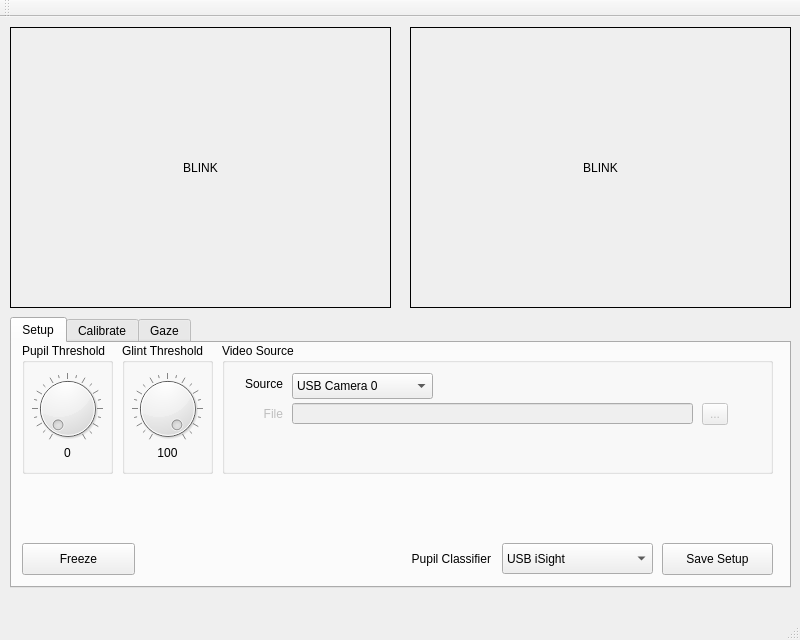
First picture: the form in mrgaze/gui/MrGaze/mrgaze.ui, repository jmtyszka/mrgaze, before the edit.
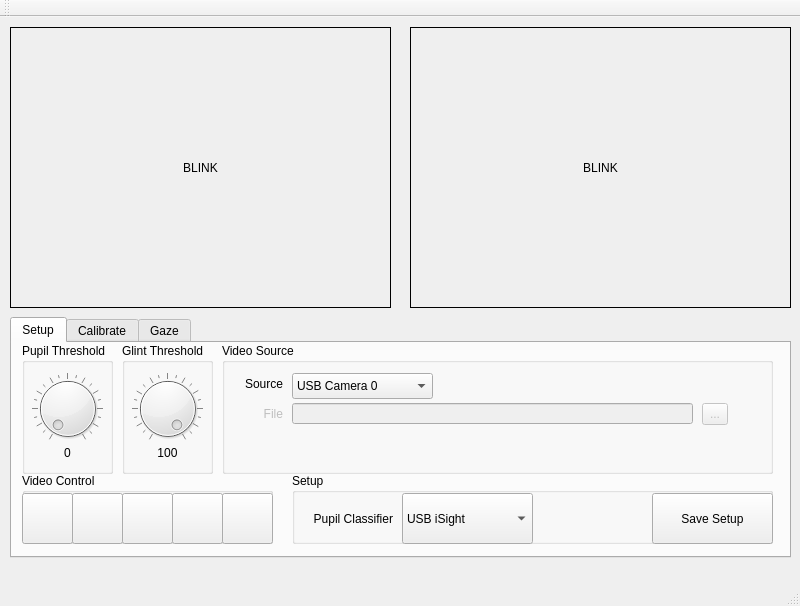
Second picture: the form after the edit. Icons and pictures are not drawn.

Commit message: Push before branch switch

```diff
--- a/mrgaze/gui/MrGaze/mrgaze.ui
+++ b/mrgaze/gui/MrGaze/mrgaze.ui
@@ -7,7 +7,7 @@
     <x>0</x>
     <y>0</y>
     <width>800</width>
-    <height>640</height>
+    <height>606</height>
    </rect>
   </property>
   <property name="windowTitle">
@@ -20,7 +20,7 @@
       <x>10</x>
       <y>300</y>
       <width>781</width>
-      <height>271</height>
+      <height>241</height>
      </rect>
     </property>
     <property name="currentIndex">
@@ -30,82 +30,7 @@
      <attribute name="title">
       <string>Setup</string>
      </attribute>
-     <widget class="QComboBox" name="comboBox">
-      <property name="geometry">
-       <rect>
-        <x>490</x>
-        <y>200</y>
-        <width>151</width>
-        <height>31</height>
-       </rect>
-      </property>
-      <item>
-       <property name="text">
-        <string>USB iSight</string>
-       </property>
-      </item>
-      <item>
-       <property name="text">
-        <string>USB xiQ</string>
-       </property>
-      </item>
-      <item>
-       <property name="text">
-        <string>USB Thorlabs</string>
-       </property>
-      </item>
-      <item>
-       <property name="text">
-        <string>File</string>
-       </property>
-      </item>
-     </widget>
-     <widget class="QPushButton" name="pushButton">
-      <property name="geometry">
-       <rect>
-        <x>650</x>
-        <y>200</y>
-        <width>111</width>
-        <height>32</height>
-       </rect>
-      </property>
-      <property name="text">
-       <string>Save Setup</string>
-      </property>
-     </widget>
-     <widget class="QLabel" name="label">
-      <property name="geometry">
-       <rect>
-        <x>388</x>
-        <y>205</y>
-        <width>91</width>
-        <height>21</height>
-       </rect>
-      </property>
-      <property name="text">
-       <string>Pupil Classifier</string>
-      </property>
-      <property name="alignment">
-       <set>Qt::AlignRight|Qt::AlignTrailing|Qt::AlignVCenter</set>
-      </property>
-     </widget>
-     <widget class="QPushButton" name="pushButton_2">
-      <property name="geometry">
-       <rect>
-        <x>10</x>
-        <y>200</y>
-        <width>113</width>
-        <height>32</height>
-       </rect>
-      </property>
-      <property name="text">
-       <string>Freeze</string>
-      </property>
-      <property name="flat">
-       <bool>false</bool>
-      </property>
-     </widget>
-     <widget class="QGroupBox" name="groupBox">
+     <widget class="QGroupBox" name="pupilThresholdGroup">
       <property name="geometry">
        <rect>
         <x>10</x>
@@ -314,6 +239,229 @@
        </property>
       </widget>
      </widget>
+     <widget class="QGroupBox" name="videoControlsBox">
+      <property name="geometry">
+       <rect>
+        <x>10</x>
+        <y>130</y>
+        <width>251</width>
+        <height>71</height>
+       </rect>
+      </property>
+      <property name="title">
+       <string>Video Control</string>
+      </property>
+      <widget class="QPushButton" name="playButton">
+       <property name="geometry">
+        <rect>
+         <x>100</x>
+         <y>20</y>
+         <width>51</width>
+         <height>51</height>
+        </rect>
+       </property>
+       <property name="text">
+        <string/>
+       </property>
+       <property name="icon">
+        <iconset resource="icons.qrc">
+         <normaloff>:/icons/Pause.png</normaloff>
+         <normalon>:/icons/Play.png</normalon>:/icons/Pause.png</iconset>
+       </property>
+       <property name="iconSize">
+        <size>
+         <width>32</width>
+         <height>32</height>
+        </size>
+       </property>
+       <property name="checkable">
+        <bool>true</bool>
+       </property>
+      </widget>
+      <widget class="QPushButton" name="restartButton">
+       <property name="geometry">
+        <rect>
+         <x>0</x>
+         <y>20</y>
+         <width>51</width>
+         <height>51</height>
+        </rect>
+       </property>
+       <property name="text">
+        <string/>
+       </property>
+       <property name="icon">
+        <iconset resource="icons.qrc">
+         <normaloff>:/icons/Restart.png</normaloff>
+         <normalon>:/icons/Restart.png</normalon>:/icons/Restart.png</iconset>
+       </property>
+       <property name="iconSize">
+        <size>
+         <width>32</width>
+         <height>32</height>
+        </size>
+       </property>
+       <property name="checkable">
+        <bool>false</bool>
+       </property>
+      </widget>
+      <widget class="QPushButton" name="rewindButton">
+       <property name="geometry">
+        <rect>
+         <x>50</x>
+         <y>20</y>
+         <width>51</width>
+         <height>51</height>
+        </rect>
+       </property>
+       <property name="text">
+        <string/>
+       </property>
+       <property name="icon">
+        <iconset resource="icons.qrc">
+         <normaloff>:/icons/Rewind.png</normaloff>
+         <normalon>:/icons/Rewind.png</normalon>:/icons/Rewind.png</iconset>
+       </property>
+       <property name="iconSize">
+        <size>
+         <width>32</width>
+         <height>32</height>
+        </size>
+       </property>
+       <property name="checkable">
+        <bool>true</bool>
+       </property>
+       <property name="autoRepeat">
+        <bool>false</bool>
+       </property>
+      </widget>
+      <widget class="QPushButton" name="fastforwardButton">
+       <property name="geometry">
+        <rect>
+         <x>150</x>
+         <y>20</y>
+         <width>51</width>
+         <height>51</height>
+        </rect>
+       </property>
+       <property name="text">
+        <string/>
+       </property>
+       <property name="icon">
+        <iconset resource="icons.qrc">
+         <normaloff>:/icons/FastForward.png</normaloff>
+         <normalon>:/icons/FastForward.png</normalon>:/icons/FastForward.png</iconset>
+       </property>
+       <property name="iconSize">
+        <size>
+         <width>32</width>
+         <height>32</height>
+        </size>
+       </property>
+       <property name="checkable">
+        <bool>true</bool>
+       </property>
+      </widget>
+      <widget class="QPushButton" name="toEndButton">
+       <property name="geometry">
+        <rect>
+         <x>200</x>
+         <y>20</y>
+         <width>51</width>
+         <height>51</height>
+        </rect>
+       </property>
+       <property name="text">
+        <string/>
+       </property>
+       <property name="icon">
+        <iconset resource="icons.qrc">
+         <normaloff>:/icons/ToEnd.png</normaloff>
+         <normalon>:/icons/ToEnd.png</normalon>:/icons/ToEnd.png</iconset>
+       </property>
+       <property name="iconSize">
+        <size>
+         <width>32</width>
+         <height>32</height>
+        </size>
+       </property>
+       <property name="checkable">
+        <bool>false</bool>
+       </property>
+      </widget>
+     </widget>
+     <widget class="QGroupBox" name="groupBox">
+      <property name="geometry">
+       <rect>
+        <x>280</x>
+        <y>130</y>
+        <width>481</width>
+        <height>71</height>
+       </rect>
+      </property>
+      <property name="title">
+       <string>Setup</string>
+      </property>
+      <widget class="QPushButton" name="saveSetupButton">
+       <property name="geometry">
+        <rect>
+         <x>360</x>
+         <y>20</y>
+         <width>121</width>
+         <height>51</height>
+        </rect>
+       </property>
+       <property name="text">
+        <string>Save Setup</string>
+       </property>
+      </widget>
+      <widget class="QComboBox" name="comboBox">
+       <property name="geometry">
+        <rect>
+         <x>110</x>
+         <y>20</y>
+         <width>131</width>
+         <height>51</height>
+        </rect>
+       </property>
+       <item>
+        <property name="text">
+         <string>USB iSight</string>
+        </property>
+       </item>
+       <item>
+        <property name="text">
+         <string>USB xiQ</string>
+        </property>
+       </item>
+       <item>
+        <property name="text">
+         <string>USB Thorlabs</string>
+        </property>
+       </item>
+       <item>
+        <property name="text">
+         <string>File</string>
+        </property>
+       </item>
+      </widget>
+      <widget class="QLabel" name="pupilClassifierLabel">
+       <property name="geometry">
+        <rect>
+         <x>10</x>
+         <y>20</y>
+         <width>91</width>
+         <height>51</height>
+        </rect>
+       </property>
+       <property name="text">
+        <string>Pupil Classifier</string>
+       </property>
+       <property name="alignment">
+        <set>Qt::AlignRight|Qt::AlignTrailing|Qt::AlignVCenter</set>
+       </property>
+      </widget>
+     </widget>
     </widget>
     <widget class="QWidget" name="Calibrate_Tab">
      <attribute name="title">
```
Left out of the diff: 18 changed lines with no effect on the pictures. The commit also changes 11 other files.
